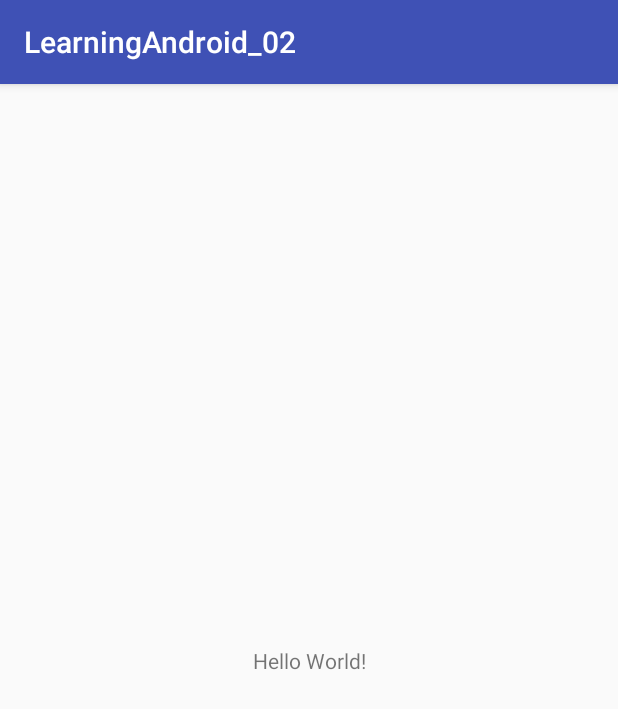
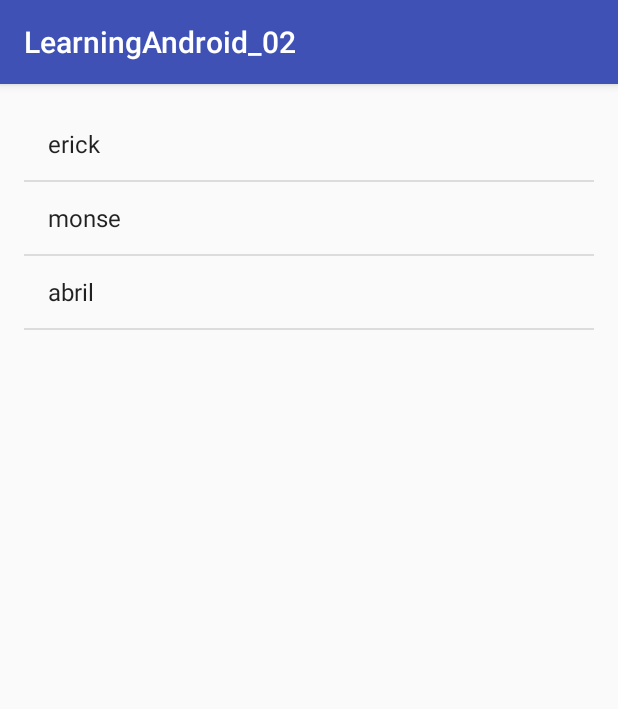
Before and after one commit to ImErick/LearningAndroid_02, an Android app: the screen it shows after launch (MainActivity), on a phone screen of 412 x 824 dp. Shown: the top 709 px of the screen. Run offline under Robolectric (Android 15) with nearby library versions, the phone set to English and light mode, and no system bars.

Commit message:
implement a basic listView example

```diff
--- a/app/src/main/java/com/example/erickgarcia/learningandroid_02/MainActivity.java
+++ b/app/src/main/java/com/example/erickgarcia/learningandroid_02/MainActivity.java
@@ -2,12 +2,30 @@ package com.example.erickgarcia.learningandroid_02;
 
 import android.support.v7.app.AppCompatActivity;
 import android.os.Bundle;
+import android.widget.ArrayAdapter;
+import android.widget.ListView;
+
+import java.util.ArrayList;
+import java.util.List;
 
 public class MainActivity extends AppCompatActivity {
+
+    private ListView listView;
 
     @Override
     protected void onCreate(Bundle savedInstanceState) {
         super.onCreate(savedInstanceState);
         setContentView(R.layout.activity_main);
+
+        listView = (ListView) findViewById(R.id.listView);
+        // datos para a mostrar en el listView, es scrolleable
+        List<String> names  = new ArrayList<>();
+        names.add("erick");
+        names.add("monse");
+        names.add("abril");
+
+        // Adaptador, la forma visual en que mostrare mis datos
+        ArrayAdapter<String> adapter = new ArrayAdapter<>(this, android.R.layout.simple_list_item_1, names);
+        listView.setAdapter(adapter);
     }
 }
--- a/app/src/main/res/layout/activity_main.xml
+++ b/app/src/main/res/layout/activity_main.xml
@@ -1,18 +1,17 @@
 <?xml version="1.0" encoding="utf-8"?>
-<android.support.constraint.ConstraintLayout xmlns:android="http://schemas.android.com/apk/res/android"
-    xmlns:app="http://schemas.android.com/apk/res-auto"
+<RelativeLayout xmlns:android="http://schemas.android.com/apk/res/android"
     xmlns:tools="http://schemas.android.com/tools"
     android:layout_width="match_parent"
     android:layout_height="match_parent"
+    android:paddingBottom="16dp"
+    android:paddingTop="16dp"
+    android:paddingLeft="16dp"
+    android:paddingRight="16dp"
     tools:context="com.example.erickgarcia.learningandroid_02.MainActivity">
 
-    <TextView
-        android:layout_width="wrap_content"
-        android:layout_height="wrap_content"
-        android:text="Hello World!"
-        app:layout_constraintBottom_toBottomOf="parent"
-        app:layout_constraintLeft_toLeftOf="parent"
-        app:layout_constraintRight_toRightOf="parent"
-        app:layout_constraintTop_toTopOf="parent" />
 
-</android.support.constraint.ConstraintLayout>
+    <ListView
+        android:id="@+id/listView"
+        android:layout_width="match_parent"
+        android:layout_height="match_parent" />
+</RelativeLayout>
```
